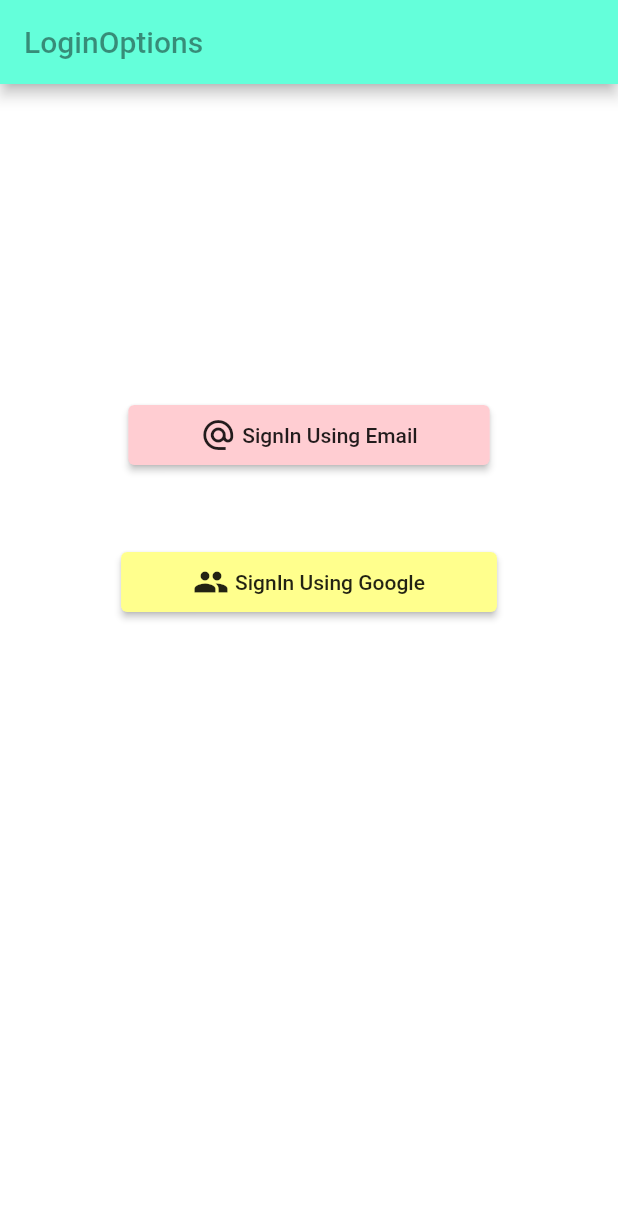
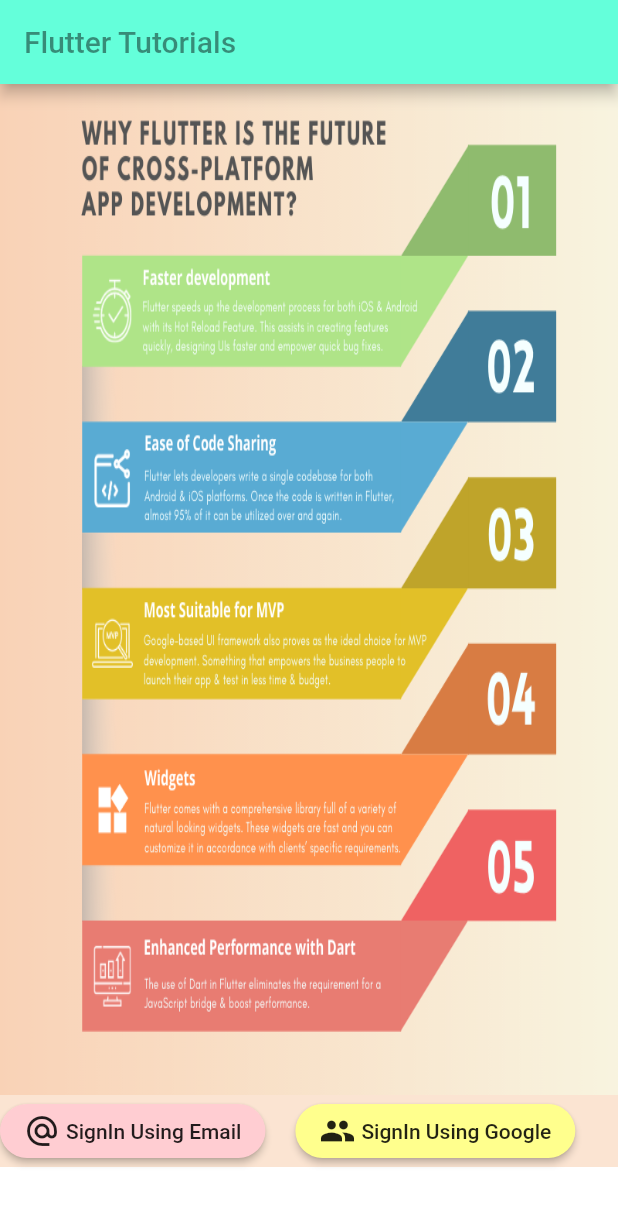
Before and after one commit to jill-gosrani/GoogleSignInAndEmailSignIn, a Flutter app: the screen it shows after launch, after a tap on "SignIn Using Google", on a phone screen of 412 x 824 dp. Shown: the top 1206 px of the screen. Run offline on Flutter 3.47's test engine with Material 2 defaults, Android fonts, the phone set to English and light mode, and no system bars; our stand-ins replace firebase_auth, firebase_database, google_sign_in, shared_preferences; accounts and stored records are empty.

Commit message:
first page changed commit

```diff
--- a/lib/Page.dart
+++ b/lib/Page.dart
@@ -116,7 +116,7 @@
                 onPressed: () {
                   googleSignIn.signOut().toString();
                   //  debugPrint('OK');
-                  Navigator.push(
+                  Navigator.pushReplacement(
                       context, MaterialPageRoute(builder: (context) => Head()));
 
                   _logout();
--- a/lib/main.dart
+++ b/lib/main.dart
@@ -4,7 +4,6 @@
 import 'package:firebase_auth/firebase_auth.dart';
 import 'package:loginFirebase/loginpage.dart';
 import 'package:shared_preferences/shared_preferences.dart';
-
 
 void main() {
   runApp(Head());
@@ -15,13 +14,12 @@
   @override
   Widget build(BuildContext context) {
     return MaterialApp(
+      title: 'Flutter Tutorials',
       debugShowCheckedModeBanner: false,
       home: FirstPage(),
     );
   }
 }
-
-
 
 class FirstPage extends StatefulWidget {
   @override
@@ -29,97 +27,88 @@
 }
 
 class _FirstPageState extends State<FirstPage> {
-
-
-
-
   void initState() {
     super.initState();
     alreadyLoggedIn();
-
   }
 
-  alreadyLoggedIn() async{
+  alreadyLoggedIn() async {
     final prefs = await SharedPreferences.getInstance();
-    lgin = prefs.getString('loginSP')?? "nomail";
+    lgin = prefs.getString('loginSP') ?? "nomail";
     // ddd
-    if(lgin != "nomail"){
-      Navigator.push(context, MaterialPageRoute(builder: (context) => Page2(googleSignIn)));
-    }
-    else {
-      lgin="nomail";
+    if (lgin != "nomail") {
+      Navigator.pushReplacement(context,
+          MaterialPageRoute(builder: (context) => Page2(googleSignIn)));
+    } else {
+      lgin = "nomail";
     }
   }
 
-
   final GoogleSignIn googleSignIn = new GoogleSignIn();
   final FirebaseAuth fire = FirebaseAuth.instance;
-  String lgin='';
+  String lgin = '';
 
+  Future<FirebaseUser> _signIn(BuildContext context) async {
+    final GoogleSignInAccount googleUser = await googleSignIn.signIn();
+    final GoogleSignInAuthentication googleAuth =
+        await googleUser.authentication;
 
-  Future<FirebaseUser> _signIn(BuildContext context) async{
-    final GoogleSignInAccount googleUser = await googleSignIn.signIn();
-    final GoogleSignInAuthentication googleAuth = await googleUser.authentication;
-
-    final AuthCredential credential = GoogleAuthProvider.getCredential(idToken: googleAuth.idToken, accessToken: googleAuth.accessToken);
-    FirebaseUser userDetails = (await fire.signInWithCredential(credential)).user;
-    Navigator.push(context, MaterialPageRoute(builder:  (context) => Page2(googleSignIn)));
+    final AuthCredential credential = GoogleAuthProvider.getCredential(
+        idToken: googleAuth.idToken, accessToken: googleAuth.accessToken);
+    FirebaseUser userDetails =
+        (await fire.signInWithCredential(credential)).user;
+    Navigator.push(
+        context, MaterialPageRoute(builder: (context) => Page2(googleSignIn)));
 
     // debugPrint(userDetails.uid);
     // debugPrint(userDetails.email);
 
-
     final prefs = await SharedPreferences.getInstance();
     prefs.setString('userIDSPKey', userDetails.uid);
-      debugPrint("      Normal  "+userDetails.uid);
-      debugPrint("       SharedPrefs vala:  "+prefs.getString('userIDSPKey'));
-      prefs.setString('emailSPKey',userDetails.email);
-      prefs.setString('loginSP',userDetails.email);
+    debugPrint("      Normal  " + userDetails.uid);
+    debugPrint("       SharedPrefs vala:  " + prefs.getString('userIDSPKey'));
+    prefs.setString('emailSPKey', userDetails.email);
+    prefs.setString('loginSP', userDetails.email);
     return userDetails;
   }
-
-
-
-
 
   @override
   Widget build(BuildContext context) {
     return Scaffold(
       backgroundColor: Color(0xFFFFFFFF),
       appBar: AppBar(
-       title:Text(
-         'LoginOptions',
+        title: Text(
+          'Flutter Tutorials',
           style: TextStyle(
             color: Colors.black45,
           ),
         ),
         backgroundColor: Color(0xFF64FFDA),
       ),
-     body:Container(
-       margin: EdgeInsets.all(60),
-       child:Center(
-        child:Column(
+      body:Column(
         children: [
-             SizedBox(
-            height: 150,
+          Container(
+        height: MediaQuery.of(context).size.height - 150,
+        decoration: new BoxDecoration(
+          image: new DecorationImage(
+            image: new AssetImage("images/why.png"),
+            fit: BoxFit.fill,
           ),
-
+        ),
+        ),
+        Container(
+          color: Color.fromRGBO(249,213,186,0.65),
+          child: Row(
+            children: [
               RaisedButton(
                 color: Colors.red[100],
-            padding: EdgeInsets.only(
-              left: 48,
-              right: 48,
-              top: 8,
-              bottom: 8,
-            ),
                 shape: RoundedRectangleBorder(
-              borderRadius: BorderRadius.circular(4),
+                  borderRadius: BorderRadius.circular(20),
                 ),
                 onPressed: () {
-              Navigator.push(context, MaterialPageRoute(builder: (context) =>MyApp()));
+                  Navigator.push(
+                      context, MaterialPageRoute(builder: (context) => MyApp()));
                 },
-
-
                 child: Row(
                   mainAxisSize: MainAxisSize.min,
                   children: <Widget>[
@@ -133,27 +122,17 @@
                   ],
                 ),
               ),
-
-
               SizedBox(
-            height:50,
+                width: 20,
               ),
               RaisedButton(
                 color: Colors.yellowAccent[100],
-            padding: EdgeInsets.only(
-              left: 48,
-              right: 48,
-              top: 8,
-              bottom: 8,
-            ),
                 shape: RoundedRectangleBorder(
-              borderRadius: BorderRadius.circular(4),
+                  borderRadius: BorderRadius.circular(20),
                 ),
                 onPressed: () {
                   _signIn(context);
                 },
-
-
                 child: Row(
                   mainAxisSize: MainAxisSize.min,
                   children: <Widget>[
@@ -170,8 +149,10 @@
             ],
           ),
         ),
+
+        ],
       ),
+
     );
-
   }
 }
--- a/pubspec.yaml
+++ b/pubspec.yaml
@@ -50,7 +50,7 @@
 
   # To add assets to your application, add an assets section, like this:
   assets:
-    - images/flutter.jpeg
+    - images/
 
 
   # An image asset can refer to one or more resolution-specific "variants", see
```
Also changed, not shown: lib/widgets.dart (+23 -20 lines), images/why.png (added). Lines whose indentation alone changed are shown as unchanged.
